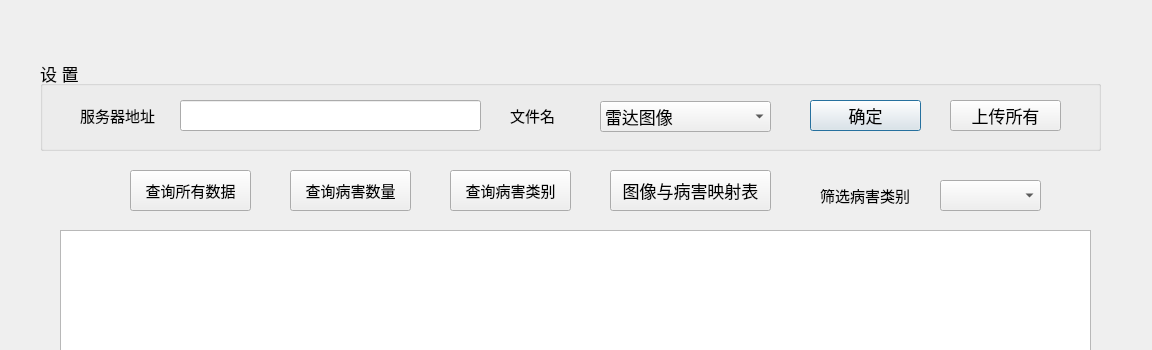
This is MainWindow1.ui in mazhexu1995/GPR_Defect_Database_Manager as Qt 5 draws it before an edit; both pictures show x 0 to 1152 and y 0 to 350 of the 1152 by 731 pixel window. The edited form follows.
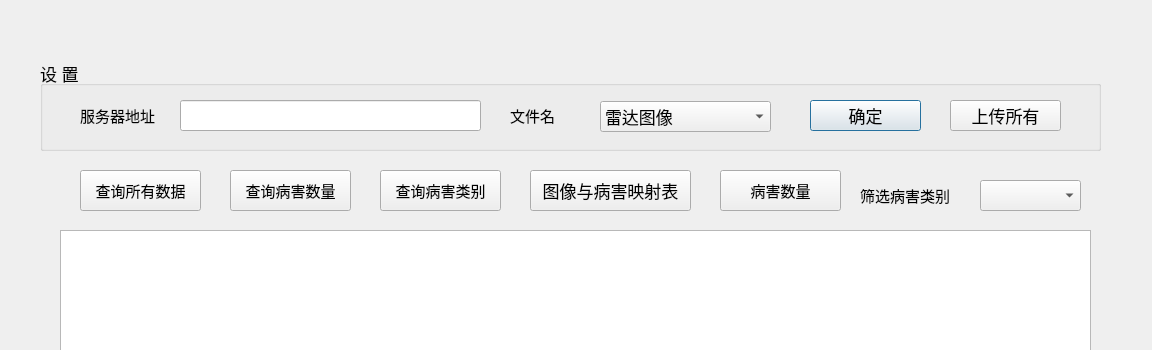
This is the edited form.

Commit message: [Zhexu MA] feat: add research defect num button.

```diff
--- a/MainWindow1.ui
+++ b/MainWindow1.ui
@@ -131,12 +131,18 @@
   <widget class="QPushButton" name="selectCount">
    <property name="geometry">
     <rect>
-     <x>290</x>
+     <x>230</x>
      <y>170</y>
      <width>121</width>
      <height>41</height>
     </rect>
    </property>
+   <property name="sizePolicy">
+    <sizepolicy hsizetype="Fixed" vsizetype="Fixed">
+     <horstretch>0</horstretch>
+     <verstretch>0</verstretch>
+    </sizepolicy>
+   </property>
    <property name="font">
     <font>
      <family>Agency FB</family>
@@ -150,12 +156,18 @@
   <widget class="QPushButton" name="researchAll">
    <property name="geometry">
     <rect>
-     <x>130</x>
+     <x>80</x>
      <y>170</y>
      <width>121</width>
      <height>41</height>
     </rect>
    </property>
+   <property name="sizePolicy">
+    <sizepolicy hsizetype="Fixed" vsizetype="Fixed">
+     <horstretch>0</horstretch>
+     <verstretch>0</verstretch>
+    </sizepolicy>
+   </property>
    <property name="font">
     <font>
      <pointsize>11</pointsize>
@@ -189,12 +201,18 @@
   <widget class="QPushButton" name="pushButton">
    <property name="geometry">
     <rect>
-     <x>450</x>
+     <x>380</x>
      <y>170</y>
      <width>121</width>
      <height>41</height>
     </rect>
    </property>
+   <property name="sizePolicy">
+    <sizepolicy hsizetype="Fixed" vsizetype="Fixed">
+     <horstretch>0</horstretch>
+     <verstretch>0</verstretch>
+    </sizepolicy>
+   </property>
    <property name="font">
     <font>
      <pointsize>11</pointsize>
@@ -207,12 +225,18 @@
   <widget class="QLabel" name="label_3">
    <property name="geometry">
     <rect>
-     <x>820</x>
+     <x>860</x>
      <y>180</y>
      <width>111</width>
      <height>31</height>
     </rect>
    </property>
+   <property name="sizePolicy">
+    <sizepolicy hsizetype="Fixed" vsizetype="Preferred">
+     <horstretch>0</horstretch>
+     <verstretch>0</verstretch>
+    </sizepolicy>
+   </property>
    <property name="font">
     <font>
      <pointsize>11</pointsize>
@@ -225,12 +249,18 @@
   <widget class="QComboBox" name="comboBox">
    <property name="geometry">
     <rect>
-     <x>940</x>
+     <x>980</x>
      <y>180</y>
      <width>101</width>
      <height>31</height>
     </rect>
    </property>
+   <property name="sizePolicy">
+    <sizepolicy hsizetype="Fixed" vsizetype="Fixed">
+     <horstretch>0</horstretch>
+     <verstretch>0</verstretch>
+    </sizepolicy>
+   </property>
    <property name="font">
     <font>
      <pointsize>11</pointsize>
@@ -258,16 +288,46 @@
   <widget class="QPushButton" name="reserchMap">
    <property name="geometry">
     <rect>
-     <x>610</x>
+     <x>530</x>
      <y>170</y>
      <width>161</width>
      <height>41</height>
     </rect>
    </property>
+   <property name="sizePolicy">
+    <sizepolicy hsizetype="Fixed" vsizetype="Fixed">
+     <horstretch>0</horstretch>
+     <verstretch>0</verstretch>
+    </sizepolicy>
+   </property>
    <property name="text">
     <string>图像与病害映射表</string>
    </property>
   </widget>
+  <widget class="QPushButton" name="defectNum">
+   <property name="geometry">
+    <rect>
+     <x>720</x>
+     <y>170</y>
+     <width>121</width>
+     <height>41</height>
+    </rect>
+   </property>
+   <property name="sizePolicy">
+    <sizepolicy hsizetype="Fixed" vsizetype="Fixed">
+     <horstretch>0</horstretch>
+     <verstretch>0</verstretch>
+    </sizepolicy>
+   </property>
+   <property name="font">
+    <font>
+     <pointsize>11</pointsize>
+    </font>
+   </property>
+   <property name="text">
+    <string>病害数量</string>
+   </property>
+  </widget>
  </widget>
  <resources/>
  <connections/>
```
Left out of the diff: 48 changed lines with no effect on the pictures. The commit also changes 2 other files.
